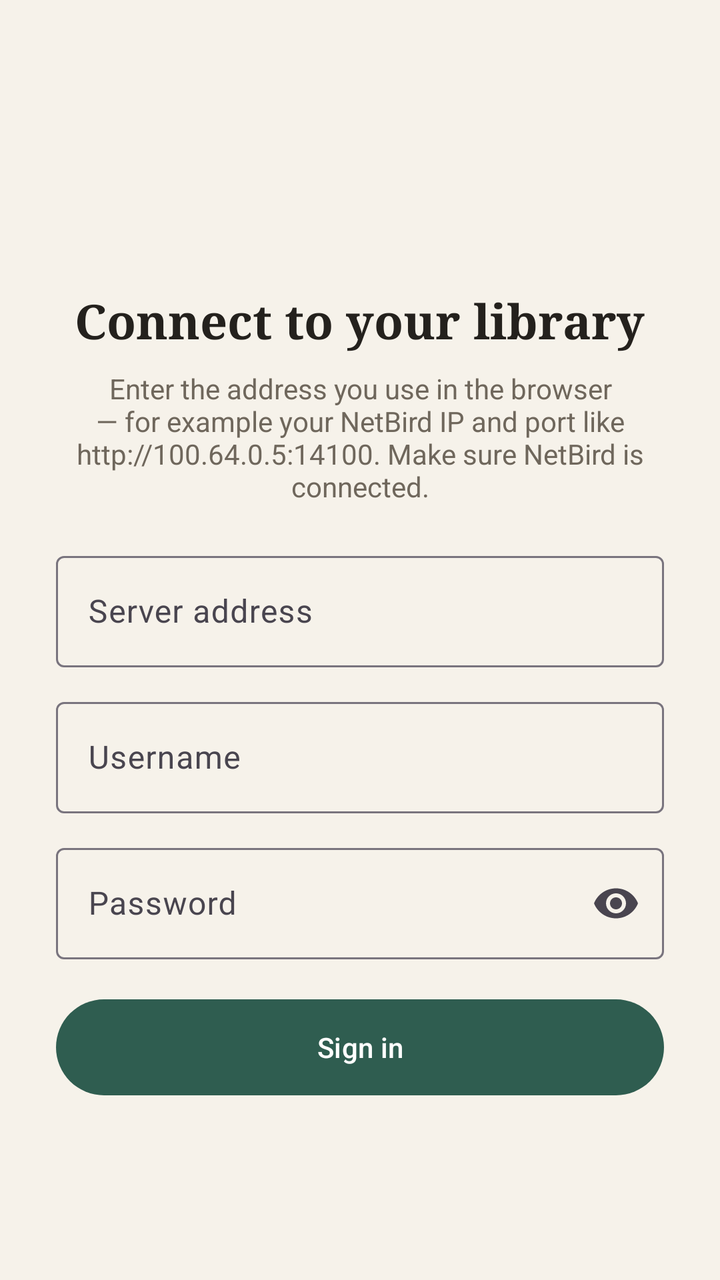
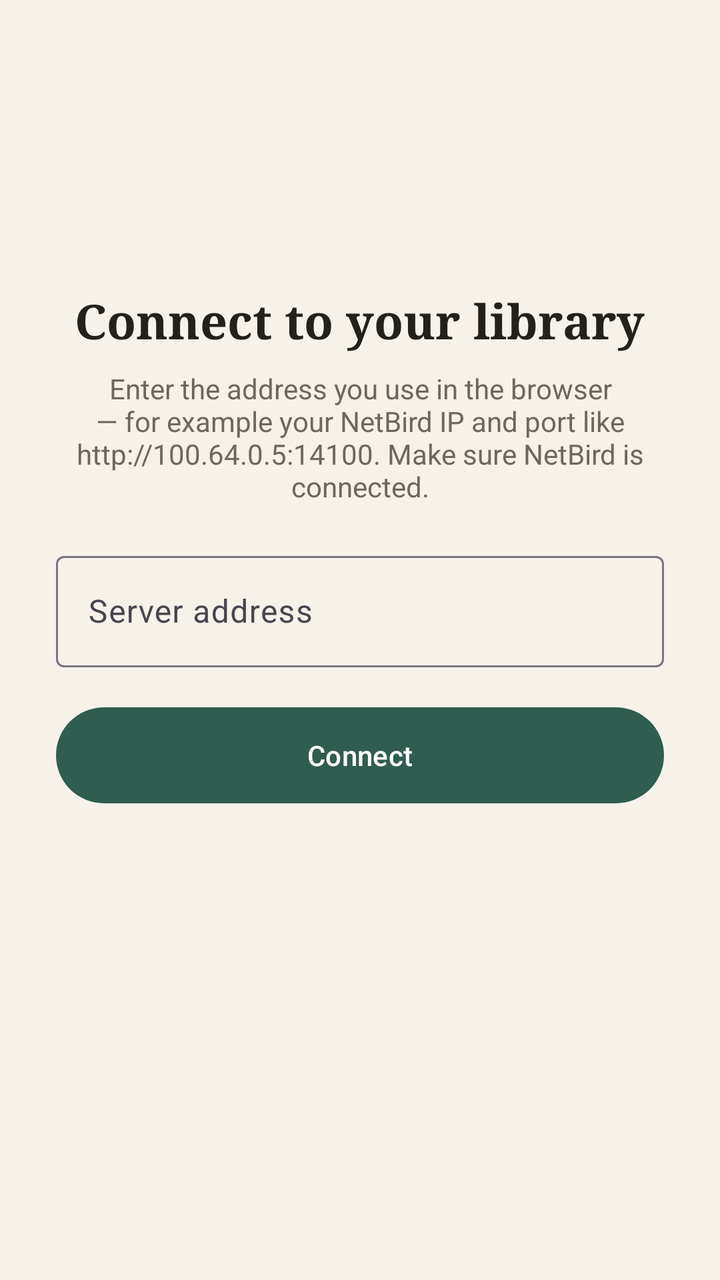

Before-and-after screenshots of an Android layout around one commit, followed by the original layout XML and the change that was made.
<!-- AndroidManifest.xml: application theme Theme.MyLib -->
<!-- res/layout/activity_setup.xml -->
<?xml version="1.0" encoding="utf-8"?>
<ScrollView xmlns:android="http://schemas.android.com/apk/res/android"
    android:layout_width="match_parent"
    android:layout_height="match_parent"
    android:background="@color/bg"
    android:fillViewport="true">

    <LinearLayout
        android:layout_width="match_parent"
        android:layout_height="wrap_content"
        android:gravity="center_horizontal"
        android:orientation="vertical"
        android:padding="28dp">

        <ImageView
            android:layout_width="72dp"
            android:layout_height="72dp"
            android:layout_marginTop="32dp"
            android:contentDescription="@null"
            android:src="@mipmap/ic_launcher" />

        <TextView
            android:layout_width="wrap_content"
            android:layout_height="wrap_content"
            android:layout_marginTop="12dp"
            android:fontFamily="serif"
            android:text="@string/setup_title"
            android:textColor="@color/text"
            android:textSize="24sp"
            android:textStyle="bold" />

        <TextView
            android:layout_width="match_parent"
            android:layout_height="wrap_content"
            android:layout_marginTop="8dp"
            android:layout_marginBottom="20dp"
            android:gravity="center"
            android:text="@string/setup_help"
            android:textColor="@color/muted" />

        <com.google.android.material.textfield.TextInputLayout
            style="@style/Widget.Material3.TextInputLayout.OutlinedBox"
            android:layout_width="match_parent"
            android:layout_height="wrap_content"
            android:hint="@string/server_address">

            <com.google.android.material.textfield.TextInputEditText
                android:id="@+id/server"
                android:layout_width="match_parent"
                android:layout_height="wrap_content"
                android:inputType="textUri"
                android:imeOptions="actionNext" />
        </com.google.android.material.textfield.TextInputLayout>

        <com.google.android.material.textfield.TextInputLayout
            style="@style/Widget.Material3.TextInputLayout.OutlinedBox"
            android:layout_width="match_parent"
            android:layout_height="wrap_content"
            android:layout_marginTop="12dp"
            android:hint="@string/username">

            <com.google.android.material.textfield.TextInputEditText
                android:id="@+id/username"
                android:layout_width="match_parent"
                android:layout_height="wrap_content"
                android:inputType="text|textNoSuggestions"
                android:imeOptions="actionNext" />
        </com.google.android.material.textfield.TextInputLayout>

        <com.google.android.material.textfield.TextInputLayout
            style="@style/Widget.Material3.TextInputLayout.OutlinedBox"
            android:layout_width="match_parent"
            android:layout_height="wrap_content"
            android:layout_marginTop="12dp"
            android:hint="@string/password"
            app:endIconMode="password_toggle"
            xmlns:app="http://schemas.android.com/apk/res-auto">

            <com.google.android.material.textfield.TextInputEditText
                android:id="@+id/password"
                android:layout_width="match_parent"
                android:layout_height="wrap_content"
                android:inputType="textPassword"
                android:imeOptions="actionDone" />
        </com.google.android.material.textfield.TextInputLayout>

        <TextView
            android:id="@+id/error"
            android:layout_width="match_parent"
            android:layout_height="wrap_content"
            android:layout_marginTop="12dp"
            android:textColor="@color/danger"
            android:visibility="gone" />

        <com.google.android.material.button.MaterialButton
            android:id="@+id/signIn"
            android:layout_width="match_parent"
            android:layout_height="56dp"
            android:layout_marginTop="16dp"
            android:text="@string/sign_in" />

        <ProgressBar
            android:id="@+id/progress"
            android:layout_width="wrap_content"
            android:layout_height="wrap_content"
            android:layout_marginTop="16dp"
            android:visibility="gone" />
    </LinearLayout>
</ScrollView>
<!-- resources referenced by this layout -->
<resources>
  <color name="bg">#F6F2EA</color>
  <color name="danger">#B23B3B</color>
  <color name="muted">#6F675C</color>
  <color name="text">#24211D</color>
  <!-- mipmap ic_launcher (mipmap-anydpi-v26) -->
  <?xml version="1.0" encoding="utf-8"?>
  <adaptive-icon xmlns:android="http://schemas.android.com/apk/res/android">
      <background android:drawable="@color/launcher_bg" />
      <foreground android:drawable="@drawable/ic_launcher_foreground" />
      <monochrome android:drawable="@drawable/ic_launcher_foreground" />
  </adaptive-icon>
  <string name="password">Password</string>
  <string name="server_address">Server address</string>
  <string name="setup_help">Enter the address you use in the browser — for example your NetBird IP and port like http://100.64.0.5:14100. Make sure NetBird is connected.</string>
  <string name="setup_title">Connect to your library</string>
  <string name="sign_in">Sign in</string>
  <string name="username">Username</string>
  <style name="Theme.MyLib" parent="Theme.Material3.DayNight.NoActionBar">
          <item name="colorPrimary">@color/primary</item>
          <item name="colorOnPrimary">@color/on_primary</item>
          <item name="colorSecondary">@color/accent</item>
          <item name="android:colorBackground">@color/bg</item>
          <item name="colorSurface">@color/surface</item>
          <item name="android:statusBarColor">@color/surface</item>
          <item name="android:navigationBarColor">@color/surface</item>
          <item name="android:windowLightStatusBar">@bool/light_bars</item>
      </style>
  <color name="launcher_bg">#2F5D50</color>
  <!-- drawable ic_launcher_foreground (drawable) -->
  <?xml version="1.0" encoding="utf-8"?>
  <vector xmlns:android="http://schemas.android.com/apk/res/android"
      android:width="108dp" android:height="108dp"
      android:viewportWidth="108" android:viewportHeight="108">
      <path android:fillColor="#F4EFE6" android:pathData="M36,34h11v40h-11z" />
      <path android:fillColor="#E9C46A" android:pathData="M50,39h11v35h-11z" />
      <path android:fillColor="#F4EFE6" android:pathData="M66.5,35.5l10.4,2.3l-7.6,37.1l-10.4,-2.3z" />
      <path android:fillColor="#F4EFE6" android:pathData="M32,76h44v3h-44z" />
  </vector>
  <color name="primary">#2F5D50</color>
  <color name="on_primary">#FFFFFF</color>
  <color name="accent">#C8862A</color>
  <color name="surface">#FFFDF9</color>
</resources>

<!-- the commit's change to res/layout/activity_setup.xml (unified diff, before → after) -->
@@ -49,39 +49,7 @@
                 android:layout_width="match_parent"
                 android:layout_height="wrap_content"
                 android:inputType="textUri"
-                android:imeOptions="actionNext" />
-        </com.google.android.material.textfield.TextInputLayout>
-
-        <com.google.android.material.textfield.TextInputLayout
-            style="@style/Widget.Material3.TextInputLayout.OutlinedBox"
-            android:layout_width="match_parent"
-            android:layout_height="wrap_content"
-            android:layout_marginTop="12dp"
-            android:hint="@string/username">
-
-            <com.google.android.material.textfield.TextInputEditText
-                android:id="@+id/username"
-                android:layout_width="match_parent"
-                android:layout_height="wrap_content"
-                android:inputType="text|textNoSuggestions"
-                android:imeOptions="actionNext" />
-        </com.google.android.material.textfield.TextInputLayout>
-
-        <com.google.android.material.textfield.TextInputLayout
-            style="@style/Widget.Material3.TextInputLayout.OutlinedBox"
-            android:layout_width="match_parent"
-            android:layout_height="wrap_content"
-            android:layout_marginTop="12dp"
-            android:hint="@string/password"
-            app:endIconMode="password_toggle"
-            xmlns:app="http://schemas.android.com/apk/res-auto">
-
-            <com.google.android.material.textfield.TextInputEditText
-                android:id="@+id/password"
-                android:layout_width="match_parent"
-                android:layout_height="wrap_content"
-                android:inputType="textPassword"
-                android:imeOptions="actionDone" />
+                android:imeOptions="actionGo" />
         </com.google.android.material.textfield.TextInputLayout>
 
         <TextView
@@ -93,11 +61,11 @@
             android:visibility="gone" />
 
         <com.google.android.material.button.MaterialButton
-            android:id="@+id/signIn"
+            android:id="@+id/connect"
             android:layout_width="match_parent"
             android:layout_height="56dp"
             android:layout_marginTop="16dp"
-            android:text="@string/sign_in" />
+            android:text="@string/connect" />
 
         <ProgressBar
             android:id="@+id/progress"
<!-- resource entries referenced after the edit -->
@@ -11,12 +11,10 @@
       <foreground android:drawable="@drawable/ic_launcher_foreground" />
       <monochrome android:drawable="@drawable/ic_launcher_foreground" />
   </adaptive-icon>
-  <string name="password">Password</string>
+  <string name="connect">Connect</string>
   <string name="server_address">Server address</string>
   <string name="setup_help">Enter the address you use in the browser — for example your NetBird IP and port like http://100.64.0.5:14100. Make sure NetBird is connected.</string>
   <string name="setup_title">Connect to your library</string>
-  <string name="sign_in">Sign in</string>
-  <string name="username">Username</string>
   <style name="Theme.MyLib" parent="Theme.Material3.DayNight.NoActionBar">
           <item name="colorPrimary">@color/primary</item>
           <item name="colorOnPrimary">@color/on_primary</item>
